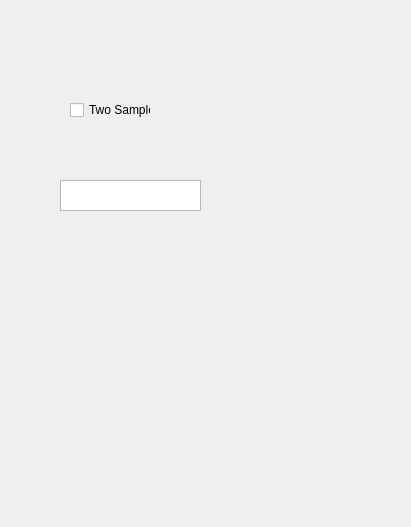
EthanRansberger/Statistics_Calculator_MK1, file gui/main_window.ui: the form before one commit.
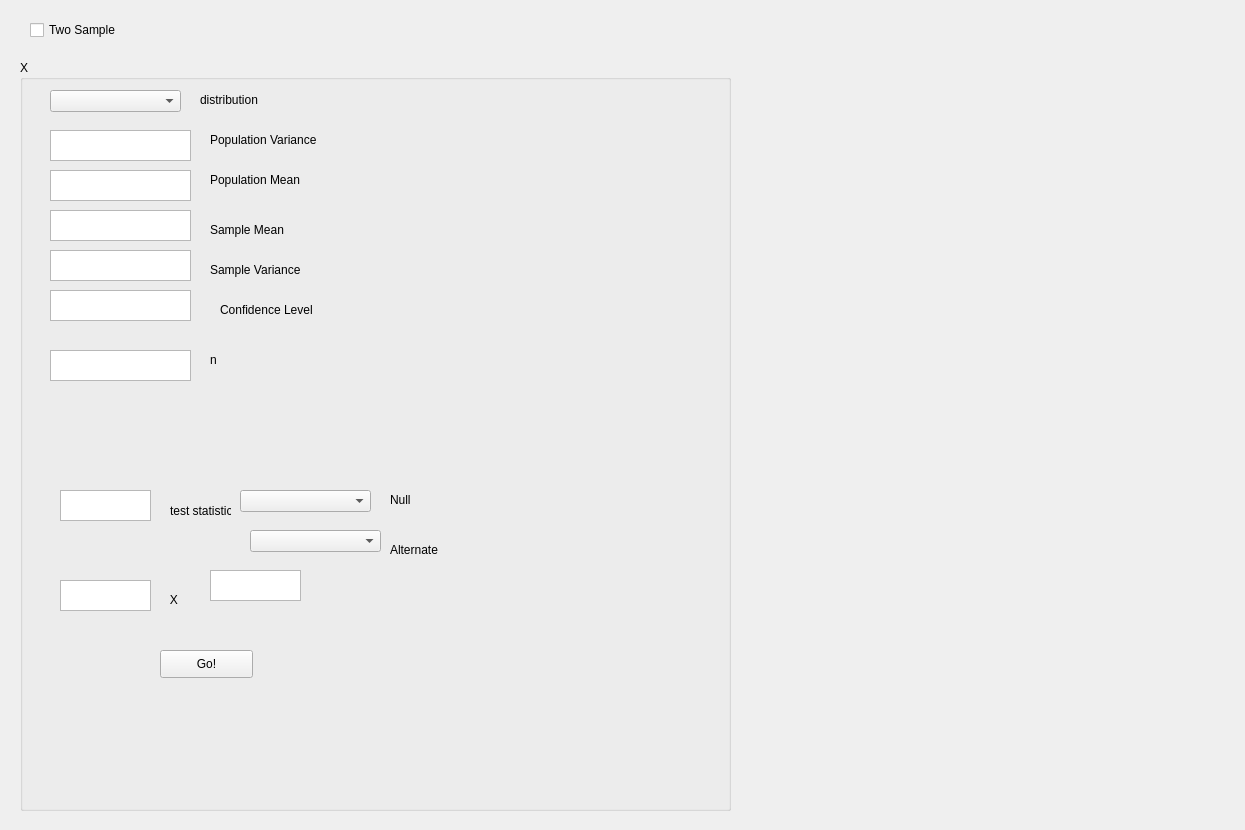
The form after the commit.

What changed in the file:
```diff
--- a/gui/main_window.ui
+++ b/gui/main_window.ui
@@ -6,29 +6,19 @@
    <rect>
     <x>0</x>
     <y>0</y>
-    <width>411</width>
-    <height>527</height>
+    <width>1245</width>
+    <height>830</height>
    </rect>
   </property>
   <property name="windowTitle">
    <string>Form</string>
   </property>
-  <widget class="QTextEdit" name="textEdit">
-   <property name="geometry">
-    <rect>
-     <x>60</x>
-     <y>180</y>
-     <width>141</width>
-     <height>31</height>
-    </rect>
-   </property>
-  </widget>
   <widget class="QCheckBox" name="checkBox_twoSample">
    <property name="geometry">
     <rect>
-     <x>70</x>
-     <y>100</y>
-     <width>81</width>
+     <x>30</x>
+     <y>20</y>
+     <width>111</width>
      <height>20</height>
     </rect>
    </property>
@@ -36,6 +26,295 @@
     <string>Two Sample</string>
    </property>
   </widget>
+  <widget class="QGroupBox" name="groupBox">
+   <property name="geometry">
+    <rect>
+     <x>20</x>
+     <y>60</y>
+     <width>711</width>
+     <height>751</height>
+    </rect>
+   </property>
+   <property name="title">
+    <string>X</string>
+   </property>
+   <widget class="QComboBox" name="comboBox_distribution">
+    <property name="geometry">
+     <rect>
+      <x>30</x>
+      <y>30</y>
+      <width>131</width>
+      <height>22</height>
+     </rect>
+    </property>
+   </widget>
+   <widget class="QTextEdit" name="textEdit_populationVariance">
+    <property name="geometry">
+     <rect>
+      <x>30</x>
+      <y>70</y>
+      <width>141</width>
+      <height>31</height>
+     </rect>
+    </property>
+   </widget>
+   <widget class="QTextEdit" name="textEdit_populationMean">
+    <property name="geometry">
+     <rect>
+      <x>30</x>
+      <y>110</y>
+      <width>141</width>
+      <height>31</height>
+     </rect>
+    </property>
+   </widget>
+   <widget class="QTextEdit" name="textEdit_sampleMean">
+    <property name="geometry">
+     <rect>
+      <x>30</x>
+      <y>150</y>
+      <width>141</width>
+      <height>31</height>
+     </rect>
+    </property>
+   </widget>
+   <widget class="QLabel" name="label_4">
+    <property name="geometry">
+     <rect>
+      <x>190</x>
+      <y>200</y>
+      <width>131</width>
+      <height>20</height>
+     </rect>
+    </property>
+    <property name="text">
+     <string>Sample Variance</string>
+    </property>
+   </widget>
+   <widget class="QLabel" name="label">
+    <property name="geometry">
+     <rect>
+      <x>190</x>
+      <y>70</y>
+      <width>121</width>
+      <height>20</height>
+     </rect>
+    </property>
+    <property name="text">
+     <string>Population Variance</string>
+    </property>
+   </widget>
+   <widget class="QLabel" name="label_2">
+    <property name="geometry">
+     <rect>
+      <x>190</x>
+      <y>110</y>
+      <width>131</width>
+      <height>20</height>
+     </rect>
+    </property>
+    <property name="text">
+     <string>Population Mean</string>
+    </property>
+   </widget>
+   <widget class="QLabel" name="label_3">
+    <property name="geometry">
+     <rect>
+      <x>190</x>
+      <y>160</y>
+      <width>131</width>
+      <height>20</height>
+     </rect>
+    </property>
+    <property name="text">
+     <string>Sample Mean</string>
+    </property>
+   </widget>
+   <widget class="QTextEdit" name="textEdit_sampleMean_2">
+    <property name="geometry">
+     <rect>
+      <x>30</x>
+      <y>190</y>
+      <width>141</width>
+      <height>31</height>
+     </rect>
+    </property>
+   </widget>
+   <widget class="QPushButton" name="pushButton_test">
+    <property name="geometry">
+     <rect>
+      <x>140</x>
+      <y>590</y>
+      <width>93</width>
+      <height>28</height>
+     </rect>
+    </property>
+    <property name="text">
+     <string>Go!</string>
+    </property>
+   </widget>
+   <widget class="QTextEdit" name="textEdit_lowerBound">
+    <property name="geometry">
+     <rect>
+      <x>40</x>
+      <y>520</y>
+      <width>91</width>
+      <height>31</height>
+     </rect>
+    </property>
+   </widget>
+   <widget class="QTextEdit" name="textEdit_upperBound">
+    <property name="geometry">
+     <rect>
+      <x>190</x>
+      <y>510</y>
+      <width>91</width>
+      <height>31</height>
+     </rect>
+    </property>
+   </widget>
+   <widget class="QLabel" name="label_13">
+    <property name="geometry">
+     <rect>
+      <x>140</x>
+      <y>530</y>
+      <width>31</width>
+      <height>20</height>
+     </rect>
+    </property>
+    <property name="text">
+     <string>   X  </string>
+    </property>
+   </widget>
+   <widget class="QLabel" name="label_14">
+    <property name="geometry">
+     <rect>
+      <x>370</x>
+      <y>430</y>
+      <width>131</width>
+      <height>20</height>
+     </rect>
+    </property>
+    <property name="text">
+     <string>Null</string>
+    </property>
+   </widget>
+   <widget class="QLabel" name="label_15">
+    <property name="geometry">
+     <rect>
+      <x>370</x>
+      <y>480</y>
+      <width>131</width>
+      <height>20</height>
+     </rect>
+    </property>
+    <property name="text">
+     <string>Alternate</string>
+    </property>
+   </widget>
+   <widget class="QTextEdit" name="textEdit_testStatistic">
+    <property name="geometry">
+     <rect>
+      <x>40</x>
+      <y>430</y>
+      <width>91</width>
+      <height>31</height>
+     </rect>
+    </property>
+   </widget>
+   <widget class="QComboBox" name="comboBox_nullInequality">
+    <property name="geometry">
+     <rect>
+      <x>220</x>
+      <y>430</y>
+      <width>131</width>
+      <height>22</height>
+     </rect>
+    </property>
+   </widget>
+   <widget class="QComboBox" name="comboBox_alternateInequality">
+    <property name="geometry">
+     <rect>
+      <x>230</x>
+      <y>470</y>
+      <width>131</width>
+      <height>22</height>
+     </rect>
+    </property>
+   </widget>
+   <widget class="QLabel" name="label_16">
+    <property name="geometry">
+     <rect>
+      <x>150</x>
+      <y>430</y>
+      <width>61</width>
+      <height>41</height>
+     </rect>
+    </property>
+    <property name="text">
+     <string>test statistic</string>
+    </property>
+   </widget>
+   <widget class="QTextEdit" name="textEdit_sampleMean_3">
+    <property name="geometry">
+     <rect>
+      <x>30</x>
+      <y>230</y>
+      <width>141</width>
+      <height>31</height>
+     </rect>
+    </property>
+   </widget>
+   <widget class="QLabel" name="label_17">
+    <property name="geometry">
+     <rect>
+      <x>200</x>
+      <y>240</y>
+      <width>131</width>
+      <height>20</height>
+     </rect>
+    </property>
+    <property name="text">
+     <string>Confidence Level</string>
+    </property>
+   </widget>
+   <widget class="QTextEdit" name="textEdit_sampleMean_7">
+    <property name="geometry">
+     <rect>
+      <x>30</x>
+      <y>290</y>
+      <width>141</width>
+      <height>31</height>
+     </rect>
+    </property>
+   </widget>
+   <widget class="QLabel" name="label_27">
+    <property name="geometry">
+     <rect>
+      <x>190</x>
+      <y>290</y>
+      <width>131</width>
+      <height>20</height>
+     </rect>
+    </property>
+    <property name="text">
+     <string>n</string>
+    </property>
+   </widget>
+   <widget class="QLabel" name="label_28">
+    <property name="geometry">
+     <rect>
+      <x>180</x>
+      <y>30</y>
+      <width>121</width>
+      <height>20</height>
+     </rect>
+    </property>
+    <property name="text">
+     <string>distribution</string>
+    </property>
+   </widget>
+  </widget>
  </widget>
  <resources/>
  <connections/>
```
